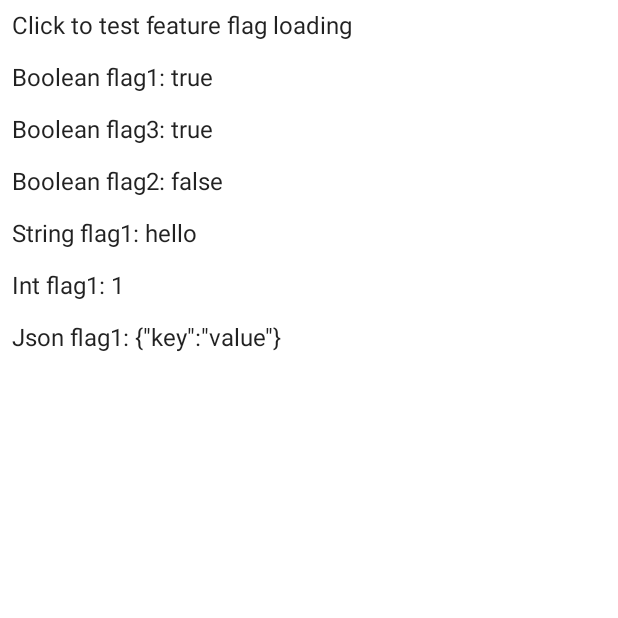
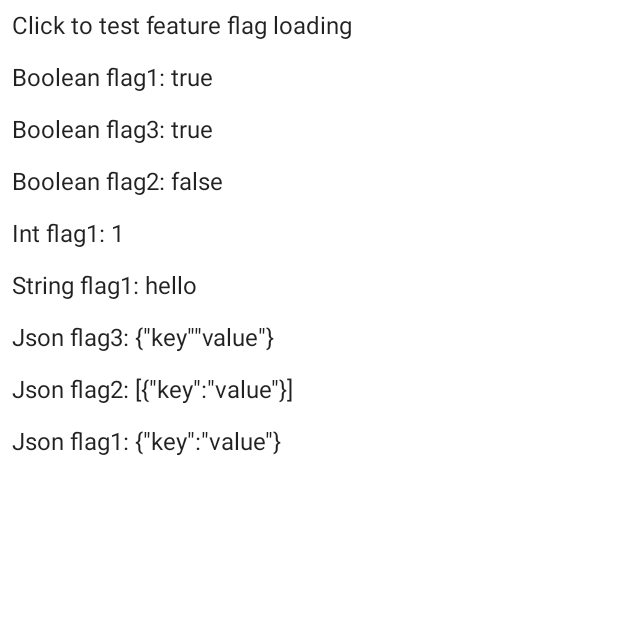
Before and after one commit to GrinGraz/flagboard-android, an Android app built with Jetpack Compose: the screen it shows after launch (MainActivity), on a phone screen of 412 x 824 dp, the top half of it. Run offline under Robolectric (Android 15) with nearby library versions, the phone set to English and light mode, and no system bars.

Commit message:
Add json example

```diff
--- a/app/src/main/java/cl/gringraz/flagboard/MainActivity.kt
+++ b/app/src/main/java/cl/gringraz/flagboard/MainActivity.kt
@@ -15,6 +15,7 @@ import androidx.compose.ui.tooling.preview.Preview
 import androidx.compose.ui.unit.dp
 import cl.gringraz.flagboard.ui.theme.FlagboardTheme
 import cl.gringraz.flagboard_android.Flagboard
+import cl.gringraz.flagboard_android.data.ConflictStrategy
 
 
 class MainActivity : ComponentActivity() {
@@ -42,9 +43,12 @@ fun Dashboard() {
         "Boolean flag3" to true,
         "String flag1" to "hello",
         "Int flag1" to 1,
-        "Json flag1" to "{\"key\":\"value\"}")
+        "Json flag1" to "{\"key\":\"value\"}",
+        "Json flag2" to "[{\"key\":\"value\"}]",
+        "Json flag3" to "{\"key\"\"value\"}"
+    )
 
-    Flagboard.loadFlags(map)
+    Flagboard.loadFlags(map, ConflictStrategy.Replace)
 
     val textModifier = Modifier
         .fillMaxWidth()
```
